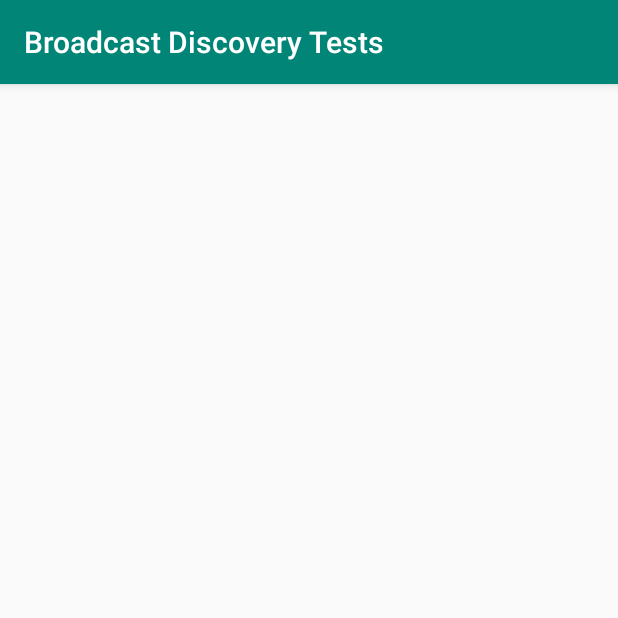
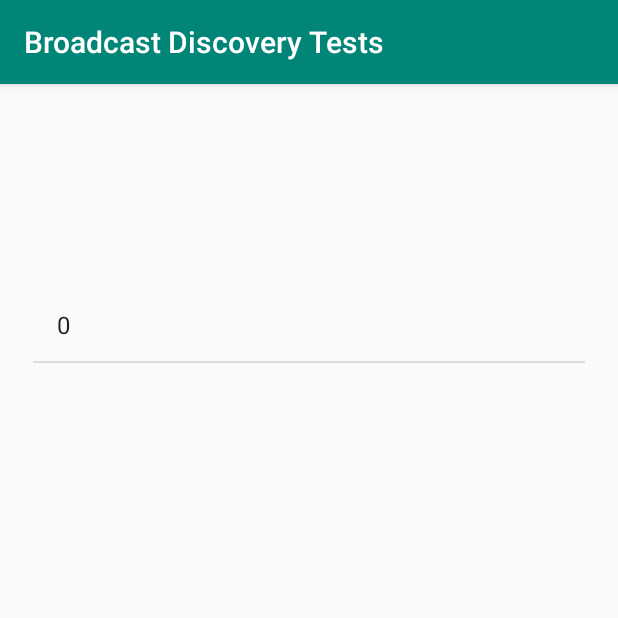
Before and after one commit to ewolvy/BroadcastDiscoveryTests, an Android app: the screen it shows after launch (BroadcastDiscoveryActivity), after a tap on "TEST", on a phone screen of 412 x 824 dp, the top half of it. Run offline under Robolectric (Android 15) with nearby library versions, the phone set to English and light mode, and no system bars.

```diff
--- a/app/src/main/java/com/mooo/ewolvy/broadcastdiscoverytests/MainActivity.kt
+++ b/app/src/main/java/com/mooo/ewolvy/broadcastdiscoverytests/MainActivity.kt
@@ -32,9 +32,9 @@ class MainActivity : AppCompatActivity() {
     private fun testBroadcastDiscovery (){
         val intent = Intent(this@MainActivity, BroadcastDiscoveryActivity::class.java)
         val extras = Bundle()
-        extras.putString("broadcast.service", findViewById<EditText>(R.id.edit_service).text.toString())
-        extras.putInt("broadcast.port", findViewById<EditText>(R.id.edit_port).text.toString().toInt())
-        extras.putInt("broadcast.maxTimeout", findViewById<EditText>(R.id.edit_timeout).text.toString().toInt())
+        extras.putString("broadcast.service", edit_service.text.toString())
+        extras.putInt("broadcast.port", edit_port.text.toString().toInt())
+        extras.putLong("broadcast.maxTimeout", edit_timeout.text.toString().toLong())
 
         intent.putExtra(BROADCAST_EXTRAS, extras)
 
--- a/broadcastdiscovery/build.gradle
+++ b/broadcastdiscovery/build.gradle
@@ -36,4 +36,5 @@ dependencies {
     androidTestImplementation 'com.android.support.test.espresso:espresso-core:3.0.2'
     implementation "org.jetbrains.kotlin:kotlin-stdlib-jdk7:$kotlin_version"
     implementation 'com.android.support:recyclerview-v7:28.0.0'
+    implementation 'com.android.support:design:28.0.0'
 }
--- a/broadcastdiscovery/src/main/java/com/mooo/ewolvy/broadcastdiscovery/BroadcastDiscoveryActivity.kt
+++ b/broadcastdiscovery/src/main/java/com/mooo/ewolvy/broadcastdiscovery/BroadcastDiscoveryActivity.kt
@@ -7,6 +7,9 @@ import android.view.View
 import kotlinx.android.synthetic.main.activity_broadcast_discovery.*
 import org.json.JSONObject
 import java.lang.ref.WeakReference
+import android.widget.ArrayAdapter
+import android.support.design.widget.Snackbar
+import android.util.Log
 
 
 /**
@@ -25,14 +28,17 @@ broadcast.status: OK or ERROR_XXXX [where XXXX = error code] as String
 ************************************************************************************
 */
 
+const val BROADCAST_TAG = "BROADCAST_TAG"
 const val BROADCAST_EXTRAS = "BROADCAST_EXTRAS"
 const val ERROR_NO_SERVICE = "ERROR_NO_SERVICE"
+const val DEFAULT_TIMEOUT = 2000L
 
 class BroadcastDiscoveryActivity : AppCompatActivity() {
 
     private lateinit var serviceName: String
+    private lateinit var arrayAdapter: ArrayAdapter<Server>
     private var port: Int = 0
-    private var timeOut: Int = 0
+    private var timeOut: Long = 0
 
     private val serverList: ArrayList<Server> = arrayListOf()
 
@@ -46,7 +52,13 @@ class BroadcastDiscoveryActivity : AppCompatActivity() {
             //TODO: Manage wrong calling to the library
         }
 
-        list_view.setOnClickListener{onServerSelected(it)}
+        //list_view.setOnItemClickListener{onServerSelected(it)}
+        list_view.setOnItemClickListener{ parent, view, position, id ->
+            onServerSelected(parent, view, position, id)}
+        arrayAdapter = ArrayAdapter(this, android.R.layout.simple_list_item_1, serverList)
+        list_view.adapter = arrayAdapter
+        val fetchData = FetchData(this)
+        fetchData.execute("nada")
     }
 
     private fun getValuesFromIntent(){
@@ -54,7 +66,7 @@ class BroadcastDiscoveryActivity : AppCompatActivity() {
         if (extras != null) {
             serviceName = extras.getString("broadcast.service", ERROR_NO_SERVICE)
             port = extras.getInt("broadcast.port", 0)
-            timeOut = extras.getInt("broadcast.maxTimeout", 10000)
+            timeOut = extras.getLong("broadcast.maxTimeout", DEFAULT_TIMEOUT)
         } else {
             serviceName = ERROR_NO_SERVICE
         }
@@ -62,25 +74,49 @@ class BroadcastDiscoveryActivity : AppCompatActivity() {
 
     private fun addServer(server: JSONObject){
         serverList.add(Server (server.getString("Description"), server))
+        arrayAdapter.notifyDataSetChanged()
     }
 
-    private fun onServerSelected(v: View){
-        //TODO: manage server selection and return to calling Activity
+    private fun addServer(server: String){
+        serverList.add(Server (server, null))
+        arrayAdapter.notifyDataSetChanged()
     }
 
-    private class FetchData internal constructor(context: BroadcastDiscoveryActivity): AsyncTask<String, JSONObject, Unit>(){
+    private fun onServerSelected(parent: View, view: View, position: Int, id: Long){
+        //TODO("manage server selection and return to calling Activity")
+        Snackbar.make(
+            parent, // Parent view
+            "Prueba $position", // Message to show
+            Snackbar.LENGTH_LONG // How long to display the message.
+        ).show()
+    }
+
+    private class FetchData internal constructor(context: BroadcastDiscoveryActivity): AsyncTask<String, String, Unit>(){
 
         private val activityReference: WeakReference<BroadcastDiscoveryActivity> = WeakReference(context)
 
         override fun doInBackground(vararg p0: String?) {
-            TODO("not implemented") //To change body of created functions use File | Settings | File Templates.
+            var i = 0
+            val activity = activityReference.get()?: return
+            while (!activity.isFinishing){
+                publishProgress(i.toString())
+                Log.d(BROADCAST_TAG, "doInBackground $i")
+                i++
+                Thread.sleep(activity.timeOut)
+            }
+            //TODO("not implemented") //To change body of created functions use File | Settings | File Templates.
         }
 
-        override fun onProgressUpdate(vararg values: JSONObject?) {
+        override fun onProgressUpdate(vararg values: String?) {
             super.onProgressUpdate(*values)
-            val activity = activityReference.get()
-            if (activity == null || activity.isFinishing) return
-            activity.addServer(values[0]!!)
+            val activity: BroadcastDiscoveryActivity = activityReference.get()?: return
+            if (activity.isFinishing) return
+            activity.addServer(values[0]?: return)
+        }
+
+        override fun onPostExecute(result: Unit?) {
+            super.onPostExecute(result)
+            Log.d(BROADCAST_TAG, "FetchData finished")
         }
     }
 }
--- a/broadcastdiscovery/src/main/java/com/mooo/ewolvy/broadcastdiscovery/Server.kt
+++ b/broadcastdiscovery/src/main/java/com/mooo/ewolvy/broadcastdiscovery/Server.kt
@@ -2,4 +2,8 @@ package com.mooo.ewolvy.broadcastdiscovery
 
 import org.json.JSONObject
 
-data class Server (val description: String, val JSONResponse: JSONObject)
+data class Server (val description: String, val JSONResponse: JSONObject?){
+    override fun toString(): String {
+        return description
+    }
+}
```
